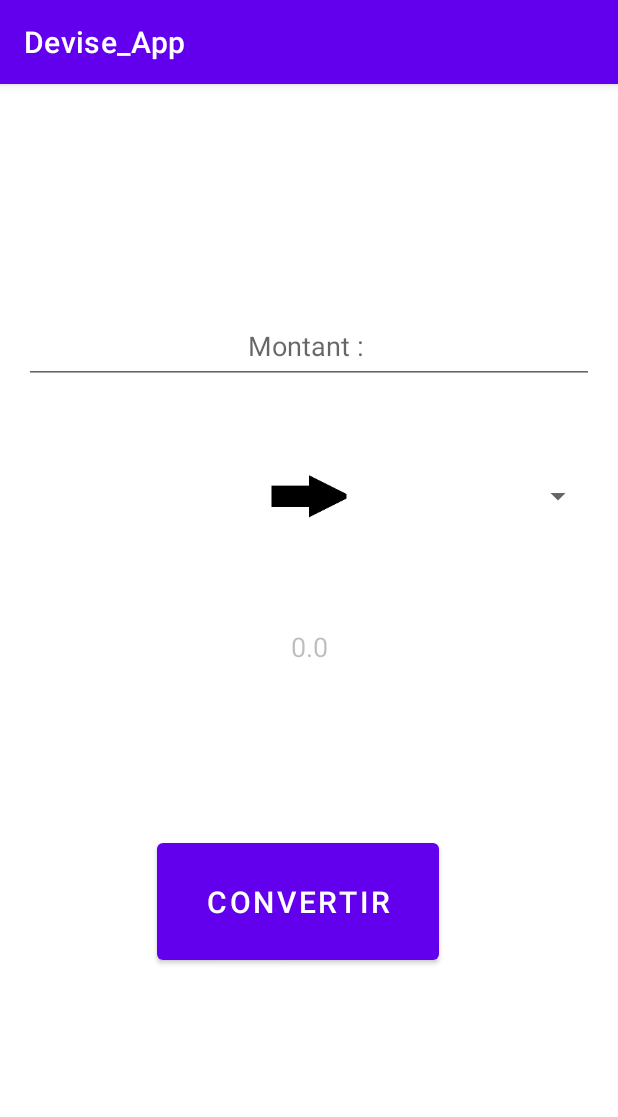
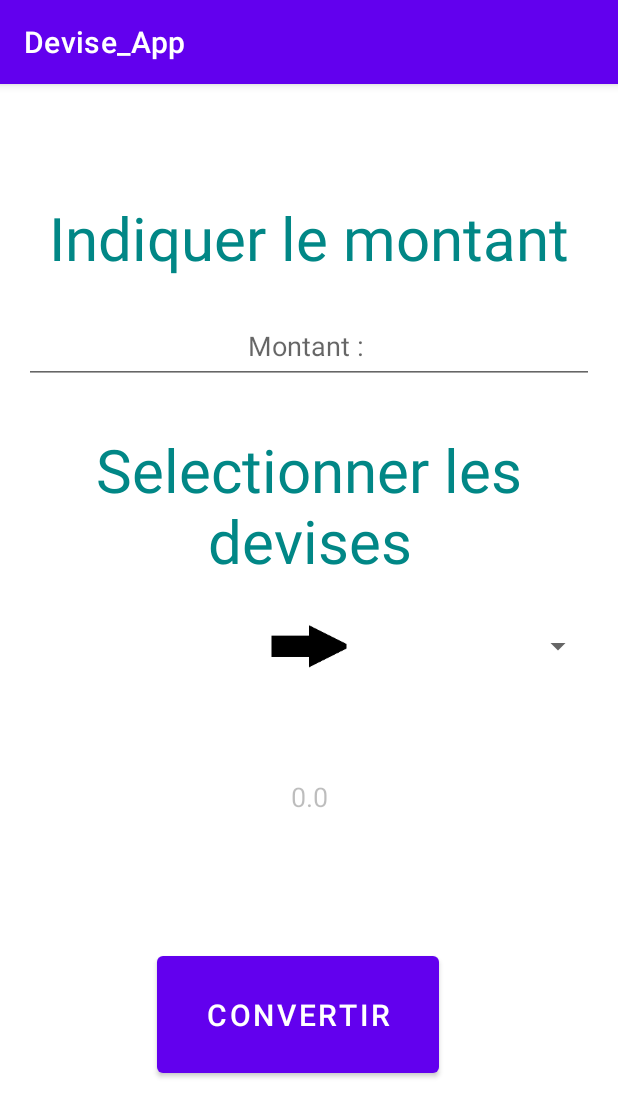
Before and after one commit to Theophile-Yvars/Devise_App, an Android app: the ConvertionFragment screen opened through its navigation route, on a phone screen of 412 x 824 dp. Shown: the top 1117 px of the screen. Run offline under Robolectric (Android 15) with nearby library versions, the phone set to English and light mode, and no system bars; our stand-ins replace Firebase (no records; nobody signed in at launch, a user with empty details on screens opened directly).

Commit message:
Amélioration de l'interphace graphique

```diff
--- a/app/src/main/res/layout/fragment_convertion.xml
+++ b/app/src/main/res/layout/fragment_convertion.xml
@@ -10,13 +10,47 @@
         android:layout_width="match_parent"
         android:layout_height="match_parent">
 
+        <TextView
+            android:id="@+id/textView"
+            android:layout_width="wrap_content"
+            android:layout_height="wrap_content"
+            android:layout_marginStart="16dp"
+            android:layout_marginLeft="16dp"
+            android:layout_marginTop="75dp"
+            android:layout_marginEnd="16dp"
+            android:layout_marginRight="16dp"
+            android:gravity="center"
+            android:text="@string/QuestionConvertionMontant"
+            android:textColor="@color/teal_700"
+            android:textSize="40dp"
+            app:layout_constraintEnd_toEndOf="parent"
+            app:layout_constraintStart_toStartOf="parent"
+            app:layout_constraintTop_toTopOf="parent" />
+
+        <TextView
+            android:id="@+id/textView2"
+            android:layout_width="wrap_content"
+            android:layout_height="wrap_content"
+            android:layout_marginStart="16dp"
+            android:layout_marginLeft="16dp"
+            android:layout_marginTop="230dp"
+            android:layout_marginEnd="16dp"
+            android:layout_marginRight="16dp"
+            android:gravity="center"
+            android:text="@string/QuestionConvertionDevise"
+            android:textColor="@color/teal_700"
+            android:textSize="40dp"
+            app:layout_constraintEnd_toEndOf="parent"
+            app:layout_constraintStart_toStartOf="parent"
+            app:layout_constraintTop_toTopOf="parent" />
+
         <Button
             android:id="@+id/buttonTaux"
             android:layout_width="188dp"
             android:layout_height="90dp"
+            android:layout_marginTop="75dp"
+            android:text="@string/button_convert"
             android:textSize="20dp"
-            android:layout_marginTop="100dp"
-            android:text="@string/button_convert"
             app:layout_constraintEnd_toEndOf="parent"
             app:layout_constraintHorizontal_bias="0.467"
             app:layout_constraintStart_toStartOf="parent"
@@ -28,7 +62,7 @@
             android:layout_height="50dp"
             android:layout_marginStart="16dp"
             android:layout_marginLeft="16dp"
-            android:layout_marginTop="250dp"
+            android:layout_marginTop="350dp"
             android:layout_marginEnd="16dp"
             android:layout_marginRight="16dp"
             android:orientation="horizontal"
@@ -39,9 +73,9 @@
             <Spinner
                 android:id="@+id/spinnerSource"
                 android:layout_width="0dp"
-                android:background="@color/white"
                 android:layout_height="match_parent"
-                android:layout_weight="1" />
+                android:layout_weight="1"
+                android:background="@color/white" />
 
             <ImageView
                 android:id="@+id/imageView2"
@@ -63,16 +97,16 @@
             android:layout_height="50dp"
             android:layout_marginStart="16dp"
             android:layout_marginLeft="16dp"
+            android:layout_marginTop="150dp"
             android:layout_marginEnd="16dp"
             android:layout_marginRight="16dp"
-            android:layout_marginBottom="50dp"
             android:layout_weight="1"
             android:gravity="center"
             android:hint="@string/montant"
             android:inputType="text"
-            app:layout_constraintBottom_toTopOf="@+id/linearLayout"
-            app:layout_constraintEnd_toEndOf="@+id/linearLayout"
-            app:layout_constraintStart_toStartOf="@+id/linearLayout" />
+            app:layout_constraintEnd_toEndOf="parent"
+            app:layout_constraintStart_toStartOf="parent"
+            app:layout_constraintTop_toTopOf="parent" />
 
         <EditText
             android:id="@+id/outputTaux"
--- a/app/src/main/res/layout/fragment_information.xml
+++ b/app/src/main/res/layout/fragment_information.xml
@@ -93,7 +93,7 @@
         <Button
             android:id="@+id/buttonInformationOperation"
             android:layout_width="wrap_content"
-            android:layout_height="wrap_content"
+            android:layout_height="75dp"
             android:layout_marginTop="50dp"
             android:text="@string/button_inforamtion"
             app:layout_constraintEnd_toEndOf="parent"
--- a/app/src/main/res/values/strings.xml
+++ b/app/src/main/res/values/strings.xml
@@ -28,5 +28,10 @@
     <string name="montantConverti">Montant apres conversion</string>
     <string name="DeviseBouton">Rechercher</string>
     <string name="DeviseAffichage">Devise</string>
+    <string name="QuestionDevise">Selectionner le pays</string>
+    <string name="QuestionConvertionMontant">Indiquer le montant</string>
+    <string name="QuestionConvertionDevise">Selectionner les devises</string>
+    <string name="QuestionTaux">Selectionner les devises</string>
+    <string name="button_recherche_Taux">Recherche</string>
 
 </resources>
```
Also changed, not shown: app/src/main/res/layout/fragment_device.xml (+23 -5 lines), app/src/main/res/layout/fragment_main.xml (+19 -0 lines), app/src/main/res/layout/fragment_taux.xml (+19 -2 lines), 1 other file.
